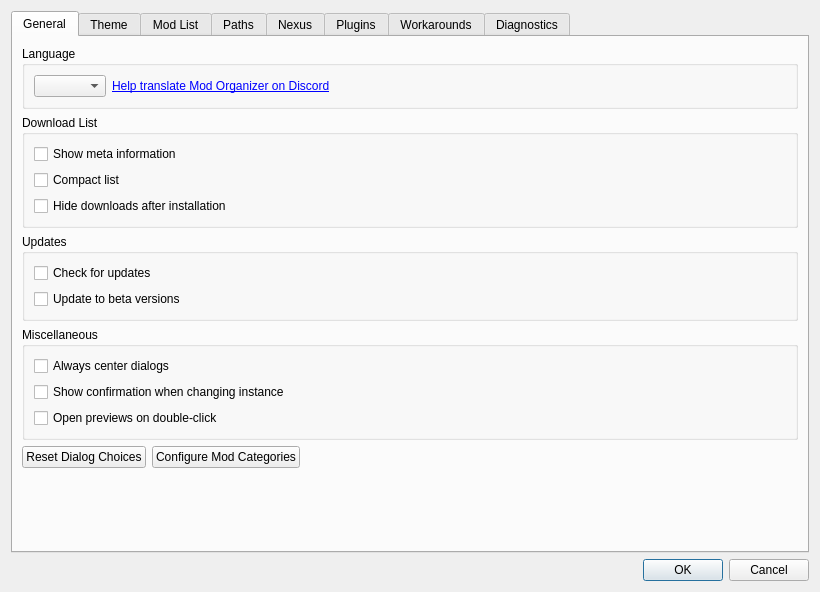
Holt59/mo2-merge, file modorganizer/src/settingsdialog.ui: the form before one commit.
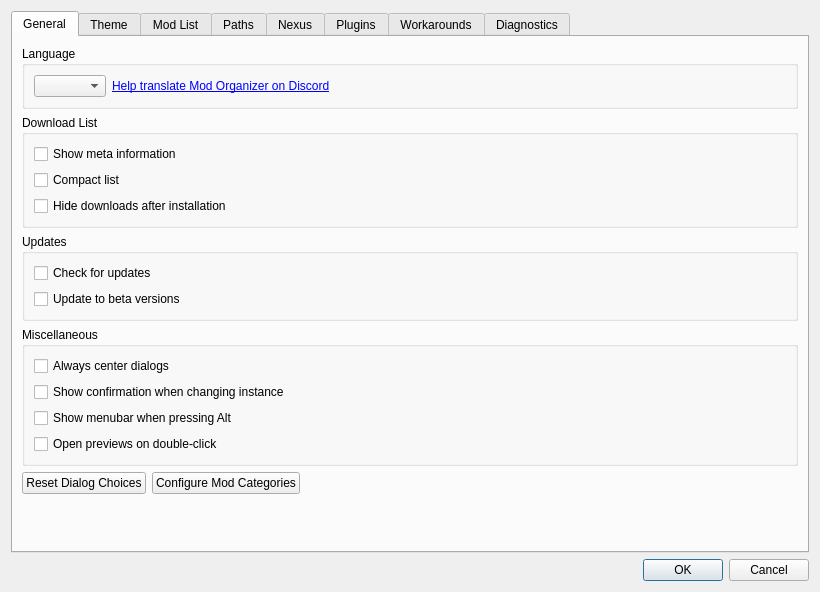
The form after the commit. Icons and pictures are not drawn. Custom widgets are drawn as their Qt base class.

Commit message: [modorganizer] Add a toggle for the Alt key showing the menubar

What changed in the file:
```diff
--- a/modorganizer/src/settingsdialog.ui
+++ b/modorganizer/src/settingsdialog.ui
@@ -23,8 +23,8 @@
       <attribute name="title">
        <string>General</string>
       </attribute>
-      <layout class="QGridLayout" name="gridLayout" rowstretch="0">
-       <item row="0" column="0">
+      <layout class="QGridLayout" name="gridLayout" rowstretch="0,0,0">
+       <item row="1" column="0">
         <widget class="QScrollArea" name="generalScrollArea">
          <property name="styleSheet">
           <string notr="true">#generalScrollArea { background-color: transparent; }
@@ -44,8 +44,8 @@
            <rect>
             <x>0</x>
             <y>0</y>
-            <width>778</width>
-            <height>501</height>
+            <width>780</width>
+            <height>502</height>
            </rect>
           </property>
           <property name="autoFillBackground">
@@ -242,6 +242,19 @@
                 </property>
                </widget>
               </item>
+              <item>
+               <widget class="QCheckBox" name="showMenubarOnAlt">
+                <property name="toolTip">
+                 <string>Show the menubar when the Alt key is pressed</string>
+                </property>
+                <property name="whatsThis">
+                 <string>Show the menubar when the Alt key is pressed</string>
+                </property>
+                <property name="text">
+                 <string>Show menubar when pressing Alt</string>
+                </property>
+               </widget>
+              </item>
               <item>
                <widget class="QCheckBox" name="doubleClickPreviews">
                 <property name="toolTip">
```
Left out of the diff: 32 changed lines with no effect on the pictures. The commit also changes 4 other files.
